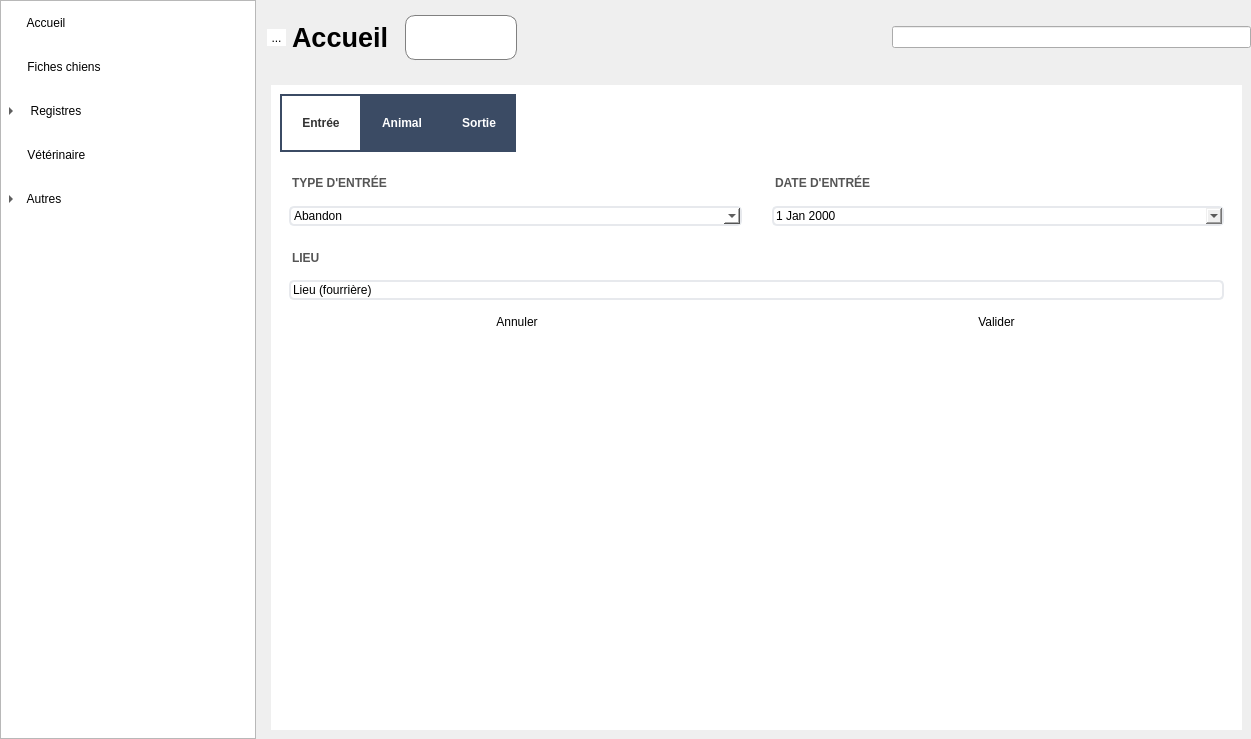
Above: mainwindow.ui from ArtAuc/mkrescue before the change. Below: the same form after it.
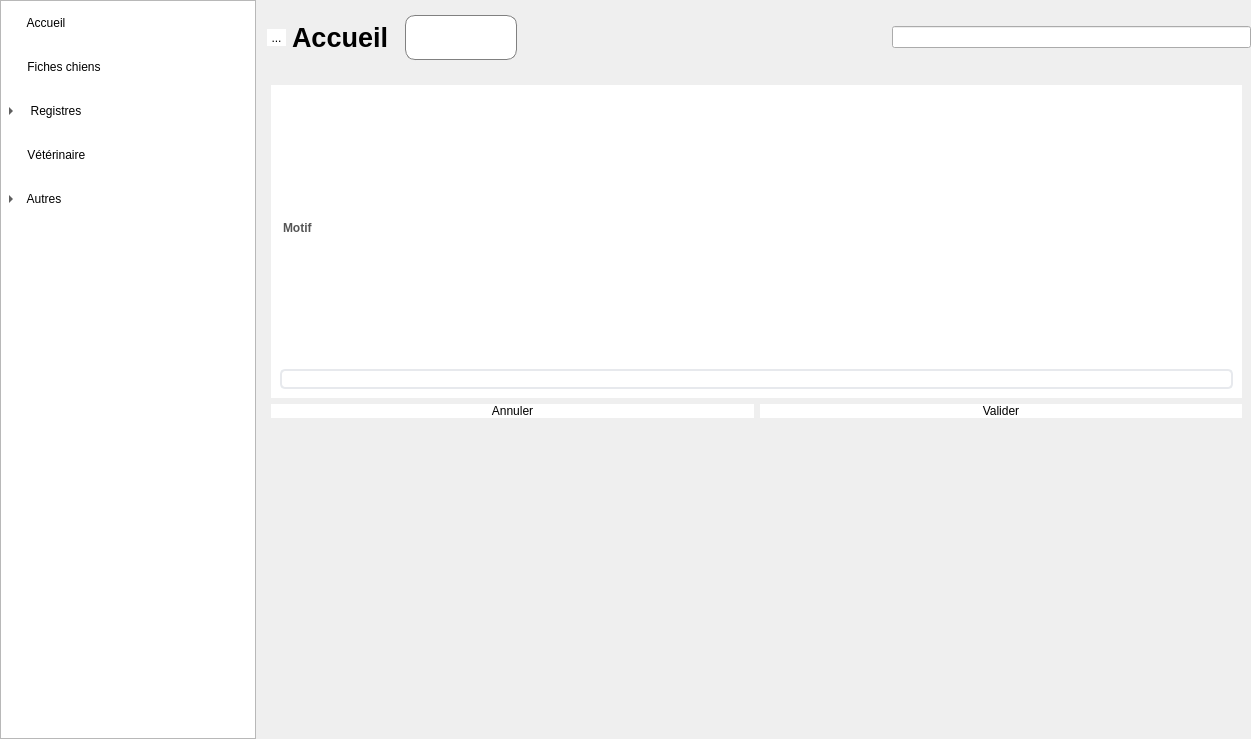
That is the form after the change. The open tabs and pages were chosen to show the change. Icons and pictures are not drawn. Custom widgets are drawn as their Qt base class.

Commit message: Red list edit page

The edit to the form file:
```diff
--- a/mainwindow.ui
+++ b/mainwindow.ui
@@ -931,8 +931,31 @@
                 </widget>
                </widget>
               </item>
+             </layout>
+            </widget>
+            <widget class="QWidget" name="redListEditPage">
+             <layout class="QVBoxLayout" name="verticalLayout_6">
               <item>
-               <layout class="QHBoxLayout" name="horizontalLayout_3">
+               <layout class="QVBoxLayout" name="reasonRedListEditLayout">
+                <item>
+                 <widget class="QLabel" name="reasonRedListEditLabel">
+                  <property name="text">
+                   <string>Motif</string>
+                  </property>
+                 </widget>
+                </item>
+                <item>
+                 <widget class="QLineEdit" name="reasonRedListEdit"/>
+                </item>
+               </layout>
+              </item>
+             </layout>
+            </widget>
+            <widget class="QWidget" name="careEditPage"/>
+           </widget>
+          </item>
+          <item>
+           <layout class="QHBoxLayout" name="editButtonsLayout">
                 <item>
                  <widget class="QPushButton" name="cancelButton">
                   <property name="text">
@@ -961,11 +984,6 @@
                  </size>
                 </property>
                </spacer>
-              </item>
-             </layout>
-            </widget>
-            <widget class="QWidget" name="careEditPage"/>
-           </widget>
           </item>
          </layout>
         </widget>
```
Left out of the diff: 2 changed lines with no effect on the pictures. Lines whose indentation alone changed are shown as unchanged. The commit also changes 4 other files.
